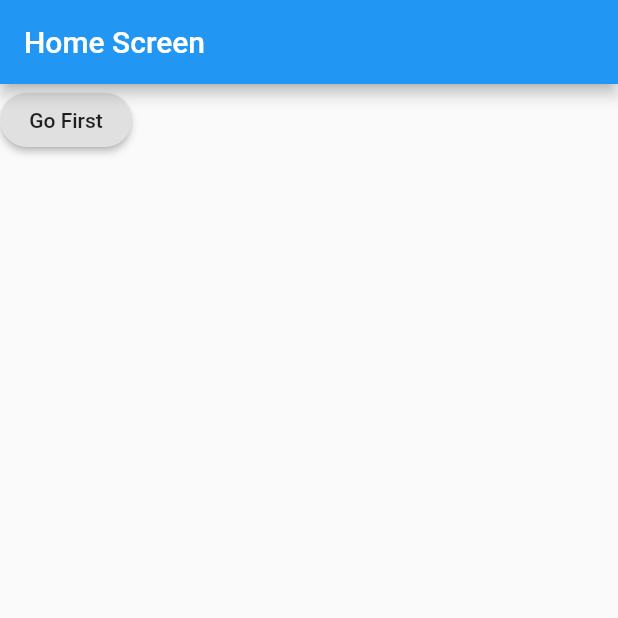
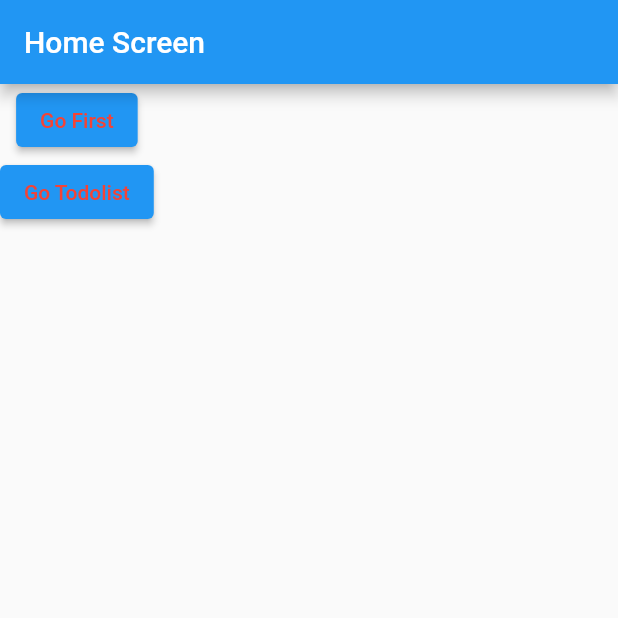
Before and after one commit to dearlsh94/hello_flutter, a Flutter app: the screen it shows after launch, on a phone screen of 412 x 824 dp, the top half of it. Run offline on Flutter 3.47's test engine with Material 2 defaults, Android fonts, the phone set to English and light mode, and no system bars.

Commit message:
WIP : Todolist Form 만들기

```diff
--- a/lib/main.dart
+++ b/lib/main.dart
@@ -2,6 +2,7 @@ import 'package:flutter/material.dart';
 
 import 'package:hello_flutter/screens/home.dart';
 import 'package:hello_flutter/screens/first.dart';
+import 'package:hello_flutter/screens/todolist.dart';
 
 void main() => runApp(HelloFlutter());
 
@@ -13,7 +14,8 @@ class HelloFlutter extends StatelessWidget {
     return MaterialApp(
       routes: {
         Home.routeName: (context) => Home(),
-        First.routeName: (context) => First()
+        First.routeName: (context) => First(),
+        Todolist.routeName: (context) => Todolist()
       },
       theme: ThemeData(
         primarySwatch: Colors.blue,
--- a/lib/screens/first.dart
+++ b/lib/screens/first.dart
@@ -10,8 +10,8 @@ class First extends StatelessWidget {
     return Scaffold(
       appBar: AppBar(title: Text(_title)),
       body: Column(
-        mainAxisAlignment: MainAxisAlignment.start,
-        mainAxisSize: MainAxisSize.min,
+        mainAxisAlignment: MainAxisAlignment.center,
+        mainAxisSize: MainAxisSize.max,
         crossAxisAlignment: CrossAxisAlignment.center,
         verticalDirection: VerticalDirection.down,
         children: <Widget>[
--- a/lib/screens/home.dart
+++ b/lib/screens/home.dart
@@ -1,5 +1,6 @@
 import 'package:flutter/material.dart';
 import 'package:hello_flutter/screens/first.dart';
+import 'package:hello_flutter/screens/todolist.dart';
 
 class Home extends StatelessWidget {
   static const _title = 'Home Screen';
@@ -15,13 +16,33 @@ class Home extends StatelessWidget {
         crossAxisAlignment: CrossAxisAlignment.center,
         verticalDirection: VerticalDirection.down,
         children: <Widget>[
-          RaisedButton(
+          ElevatedButton(
             onPressed: () {
               Navigator.pushNamed(context, First.routeName);
             },
             child: Text('Go First'),
-            shape: RoundedRectangleBorder(
-                borderRadius: new BorderRadius.circular(30.0)),
+            style: ButtonStyle(
+                foregroundColor: MaterialStateProperty.all<Color>(Colors.red),
+                overlayColor: MaterialStateProperty.all<Color>(Colors.green),
+                backgroundColor: MaterialStateProperty.all<Color>(Colors.blue),
+                side: MaterialStateProperty.all<BorderSide>(new BorderSide(
+                    color: Color(0xFF000000),
+                    width: 1.0,
+                    style: BorderStyle.none))),
+          ),
+          ElevatedButton(
+            onPressed: () {
+              Navigator.pushNamed(context, Todolist.routeName);
+            },
+            child: Text('Go Todolist'),
+            style: ButtonStyle(
+                foregroundColor: MaterialStateProperty.all<Color>(Colors.red),
+                overlayColor: MaterialStateProperty.all<Color>(Colors.green),
+                backgroundColor: MaterialStateProperty.all<Color>(Colors.blue),
+                side: MaterialStateProperty.all<BorderSide>(new BorderSide(
+                    color: Color(0xFF000000),
+                    width: 1.0,
+                    style: BorderStyle.none))),
           )
         ],
       ),
```
Also changed, not shown: lib/screens/todolist.dart (added, +141 -0 lines).
